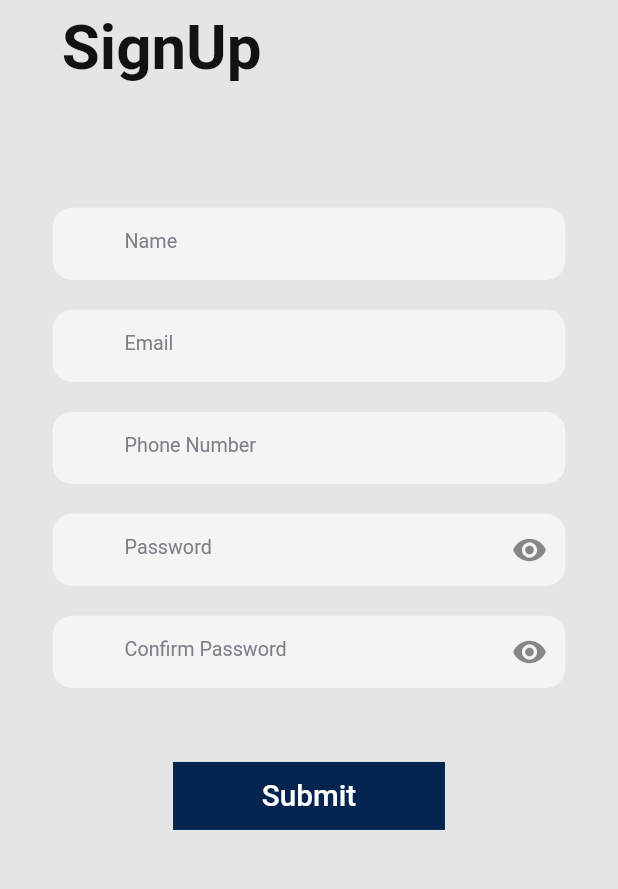
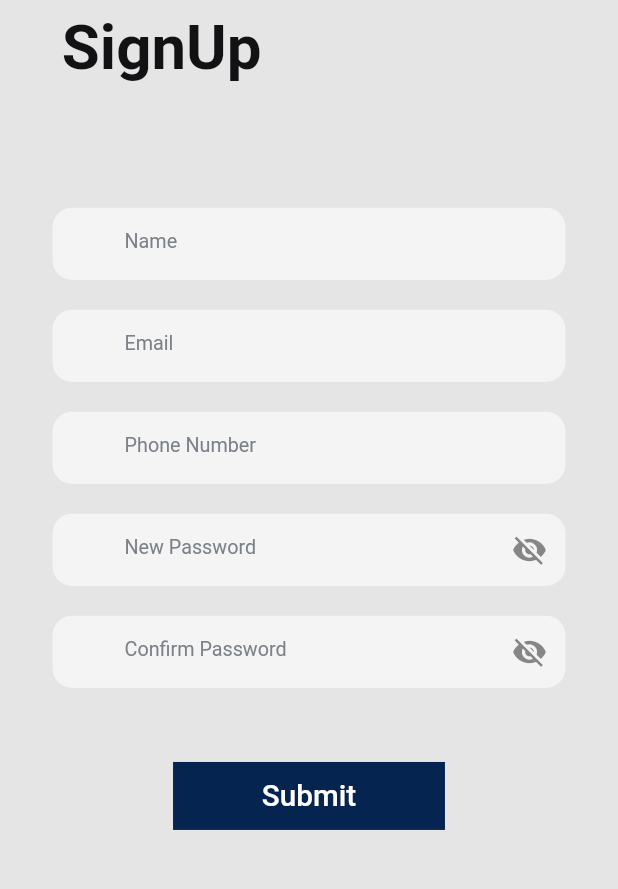
Before and after one commit to Anthrapper/Etrip, a Flutter app: the SignupDriverView screen opened by its route, on a phone screen of 412 x 824 dp, the part 235-1124 px from its top. Run offline on Flutter 3.47's test engine with Material 2 defaults, Android fonts, the phone set to English and light mode, and no system bars; our stand-ins replace carousel_slider, firebase_auth, firebase_core, firebase_messaging, flutter_secure_storage, form_field_validator and 6 more; missing offline and left inert: geocoder, multiselect_formfield, pin_entry_text_field, search_map_place; accounts and stored records are empty; Roboto replaces fonts that are missing (Hind).

Commit message:
bug fixes

```diff
--- a/lib/app/data/Constants/text_styles.dart
+++ b/lib/app/data/Constants/text_styles.dart
@@ -3,6 +3,20 @@ import 'package:flutter/cupertino.dart';
 import 'package:get/get.dart';
 
 class CustomTextStyles {
+  final mlHome = TextStyle(
+    color: (CustomColors.headings),
+    fontSize: Get.height * 0.03,
+  );
+  final enHome = TextStyle(
+    color: (CustomColors.headings),
+    fontSize: Get.height * 0.031,
+  );
+  final drawer = TextStyle(
+    color: (CustomColors.headings),
+    fontSize: Get.height * 0.025,
+    fontWeight: FontWeight.w400,
+  );
+
   final headingStyle = TextStyle(
     color: (CustomColors.headings),
     fontSize: Get.height * 0.05,
--- a/lib/app/modules/Driver/signup_driver/views/signup_driver_view.dart
+++ b/lib/app/modules/Driver/signup_driver/views/signup_driver_view.dart
@@ -1,7 +1,7 @@
 import 'package:etrip/app/modules/Driver/signup_driver/controllers/signup_driver_controller.dart';
-import 'package:etrip/app/routes/app_pages.dart';
 import 'package:flutter/material.dart';
 import 'package:etrip/app/data/Functions/validator.dart';
+import 'package:form_field_validator/form_field_validator.dart';
 
 import 'package:get/get.dart';
 import 'package:etrip/app/data/Constants/constants.dart';
@@ -95,23 +95,23 @@ class SignupDriverView extends GetView<SignupDriverController> {
                   suffixChecker: true,
                   validator: FormValidator().passwordValidator,
                   obsecure: controller.obscure,
-                  icon: Icons.visibility,
+                  icon: controller.iconController.value,
                   controller: controller.password,
-                  hintText: 'password'.tr,
+                  hintText: 'newpassword'.tr,
                   secureText: controller.showText.value,
                 ),
               ),
             ),
             Padding(
-              // TODO: Error string
               padding: const EdgeInsets.only(top: 20.0),
               child: Obx(
                 () => CustomTextField(
                   suffixChecker: true,
-                  validator: FormValidator().confirmPassword(
-                      controller.confPass.text, controller.password.text),
+                  validator: (val) =>
+                      MatchValidator(errorText: 'Passwords do not match')
+                          .validateMatch(val, controller.password.text),
                   obsecure: controller.obscure,
-                  icon: Icons.visibility,
+                  icon: controller.iconController.value,
                   controller: controller.confPass,
                   hintText: 'confirmpassword'.tr,
                   secureText: controller.showText.value,
--- a/lib/app/modules/User/signup/controllers/signup_controller.dart
+++ b/lib/app/modules/User/signup/controllers/signup_controller.dart
@@ -45,10 +45,6 @@ class SignupController extends GetxController {
 
   isEmail() async {
     await Get.offAllNamed(AppPages.LOGIN);
-    // CustomSnackbars().snackBar(
-    //     'Success',
-    //     'Your account has been created successfully. Activate your account by validating your email',
-    //     Icons.check);
   }
 
   Future doSignUp() async {
@@ -99,7 +95,6 @@ class SignupController extends GetxController {
 
   @override
   void onReady() {
-    print('done');
     super.onReady();
   }
 
--- a/lib/app/modules/login/controllers/login_controller.dart
+++ b/lib/app/modules/login/controllers/login_controller.dart
@@ -3,7 +3,6 @@ import 'package:etrip/app/data/Constants/constants.dart';
 import 'package:etrip/app/data/Functions/Auth/auth_helper.dart';
 import 'package:etrip/app/data/Widgets/notifiers.dart';
 import 'package:etrip/app/routes/app_pages.dart';
-import 'package:firebase_messaging/firebase_messaging.dart';
 import 'package:flutter/material.dart';
 import 'package:flutter_secure_storage/flutter_secure_storage.dart';
 import 'package:get/get.dart';
@@ -13,7 +12,6 @@ class LoginController extends GetxController {
   final loginKey = GlobalKey<FormState>();
 
   final storage = FlutterSecureStorage();
-  final FirebaseMessaging _firebaseMessaging = FirebaseMessaging();
   final box = GetStorage();
   final AuthHelper _authHelper = AuthHelper();
   TextEditingController userName;
@@ -146,6 +144,7 @@ class LoginController extends GetxController {
   void onClose() {
     userName?.dispose();
     password?.dispose();
+
     super.onClose();
   }
 }
```
Also changed, not shown: lib/app/data/Functions/otp_sender.dart (+6 -2 lines), lib/app/modules/Driver/VehicleDetails/controllers/vehicle_details_controller.dart (+12 -0 lines), lib/app/modules/Driver/VehicleDetails/views/vehicle_details_view.dart (+16 -5 lines), lib/app/modules/Driver/driver_details/controllers/driver_details_controller.dart (+4 -3 lines), lib/app/modules/Driver/signup_driver/controllers/signup_driver_controller.dart (+3 -4 lines), lib/app/modules/home/views/drawer.dart (+3 -4 lines), lib/app/modules/home/views/home_view.dart (+4 -5 lines).
